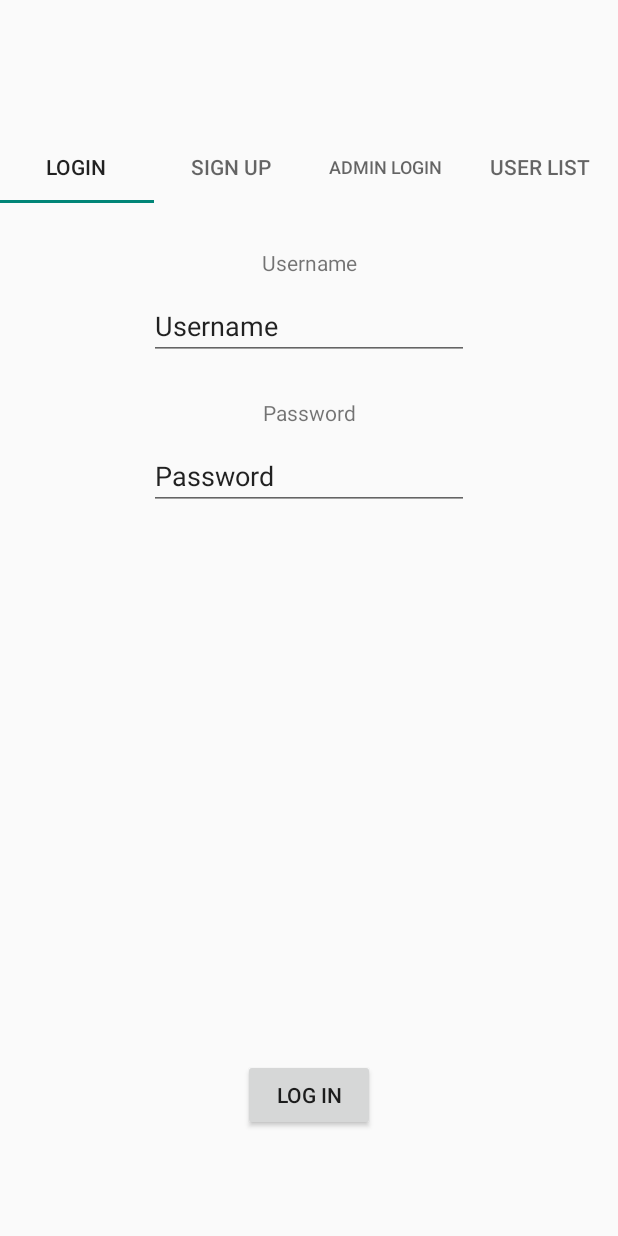
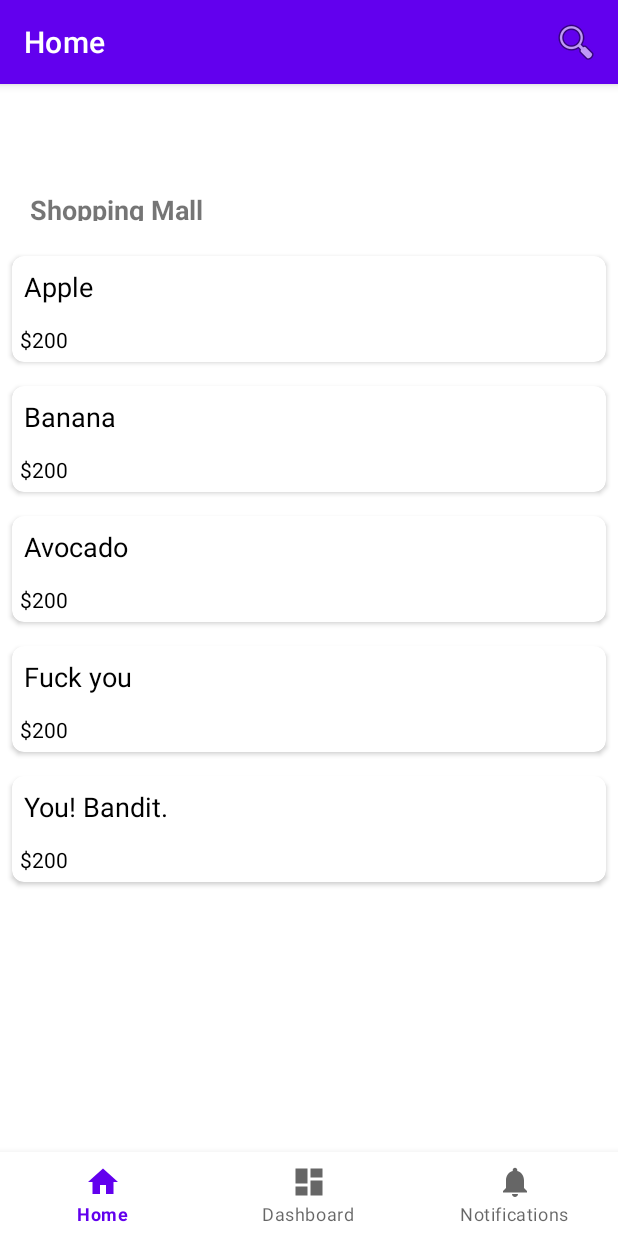
Before and after one commit to CuongPhucNguyen/MatchaShop, an Android app: the screen it shows after launch (LoginSignUp before the commit, BottomNavigationActivity after it), after a tap on "LOG IN", on a phone screen of 412 x 824 dp. Run offline under Robolectric (Android 15) with nearby library versions, the phone set to English and light mode, and no system bars; our stand-ins replace navigation-ui.

Commit message:
crash/ fatal error

```diff
--- a/app/src/main/AndroidManifest.xml
+++ b/app/src/main/AndroidManifest.xml
@@ -22,7 +22,7 @@
                 android:value="" />
         </activity>
         <activity
-            android:name=".BottomNavigationActivity"
+            android:name=".SignInLogin.BottomNavigationActivity"
             android:exported="false"
             android:label="@string/title_activity_bottom_navigation">
             <meta-data
--- a/app/src/main/java/com/example/matchashop/SignInLogin/BlankFragment.java
+++ b/app/src/main/java/com/example/matchashop/SignInLogin/BlankFragment.java
@@ -61,9 +61,10 @@ public class BlankFragment extends Fragment {
                     }
                 }
 
-                Intent intent = new Intent(fragView.getContext(), HomeFragment.class);
+                Intent intent = new Intent(fragView.getContext(), BottomNavigationActivity.class);
                 //attach some data to the intent
                 intent.putExtra("message", "Hello bottom navigation activity");
+                Log.println(Log.ASSERT, "test", "reach line 67");
 
                 startActivity(intent);
             }
--- a/app/src/main/java/com/example/matchashop/SignInLogin/ui/home/HomeFragment.java
+++ b/app/src/main/java/com/example/matchashop/SignInLogin/ui/home/HomeFragment.java
@@ -4,17 +4,34 @@ import android.os.Bundle;
 import android.view.LayoutInflater;
 import android.view.View;
 import android.view.ViewGroup;
-import android.widget.TextView;
 
 import androidx.annotation.NonNull;
 import androidx.fragment.app.Fragment;
 import androidx.lifecycle.ViewModelProvider;
 
+import android.view.Menu;
+import android.view.MenuInflater;
+import android.view.MenuItem;
+import android.widget.Toast;
+
+import androidx.appcompat.widget.SearchView;
+import androidx.recyclerview.widget.LinearLayoutManager;
+import androidx.recyclerview.widget.RecyclerView;
+
+import com.example.matchashop.R;
+import com.example.matchashop.adapters.ProductAdapter;
 import com.example.matchashop.databinding.FragmentHomeBinding;
+import com.example.matchashop.models.ProductModel;
+
+import java.util.ArrayList;
 
 public class HomeFragment extends Fragment {
 
     private FragmentHomeBinding binding;
+
+    private RecyclerView productRV;
+    private ProductAdapter adapter;
+    private ArrayList<ProductModel> productModelArrayList;
 
     public View onCreateView(@NonNull LayoutInflater inflater,
                              ViewGroup container, Bundle savedInstanceState) {
@@ -22,10 +39,22 @@ public class HomeFragment extends Fragment {
                 new ViewModelProvider(this).get(HomeViewModel.class);
 
         binding = FragmentHomeBinding.inflate(inflater, container, false);
+
+        setHasOptionsMenu(true);//Make sure you have this line of code.
         View root = binding.getRoot();
 
-        final TextView textView = binding.textHome;
-        homeViewModel.getText().observe(getViewLifecycleOwner(), textView::setText);
+
+
+
+//        this.getActivity().setContentView(R.layout.fragment_home);
+
+        // initializing our variables.
+        productRV = binding.getRoot().findViewById(R.id.idRVProducts);
+
+        // calling method to
+        // build recycler view.
+        buildRecyclerView();
+
         return root;
     }
 
@@ -34,4 +63,92 @@ public class HomeFragment extends Fragment {
         super.onDestroyView();
         binding = null;
     }
+
+
+    @Override
+    public void onCreateOptionsMenu(Menu menu, MenuInflater inflater) {
+        // below line is to get our inflater
+        // MenuInflater inflater = getMenuInflater();
+
+        // inside inflater we are inflating our menu file.
+        inflater.inflate(R.menu.search_menu, menu);
+
+        // below line is to get our menu item.
+        MenuItem searchItem = menu.findItem(R.id.actionSearch);
+
+        // getting search view of our item.
+        SearchView searchView = (SearchView) searchItem.getActionView();
+
+        // below line is to call set on query text listener method.
+        searchView.setOnQueryTextListener(new SearchView.OnQueryTextListener() {
+            @Override
+            public boolean onQueryTextSubmit(String query) {
+                return false;
+            }
+
+            @Override
+            public boolean onQueryTextChange(String newText) {
+                // inside on query text change method we are
+                // calling a method to filter our recycler view.
+                filter(newText);
+                return false;
+            }
+        });
+
+    }
+
+    private void filter(String text) {
+        // creating a new array list to filter our data.
+        ArrayList<ProductModel> filteredlist = new ArrayList<ProductModel>();
+
+        // running a for loop to compare elements.
+        for (ProductModel item : productModelArrayList) {
+            // checking if the entered string matched with any item of our recycler view.
+            if (item.getProductName().toLowerCase().contains(text.toLowerCase())) {
+                // if the item is matched we are
+                // adding it to our filtered list.
+                filteredlist.add(item);
+            }
+        }
+
+
+
+        if (filteredlist.isEmpty()) {
+            // if no item is added in filtered list we are
+            // displaying a toast message as no data found.
+            Toast.makeText(this.getContext(), "No Data Found..", Toast.LENGTH_SHORT).show();
+        } else {
+            // at last we are passing that filtered
+            // list to our adapter class.
+            adapter.filterList(filteredlist);
+        }
+    }
+
+    private void buildRecyclerView() {
+
+        // below line we are creating a new array list
+        productModelArrayList = new ArrayList<ProductModel>();
+
+        // below line is to add data to our array list.
+        productModelArrayList.add(new ProductModel("Apple"));
+        productModelArrayList.add(new ProductModel("Banana"));
+        productModelArrayList.add(new ProductModel("Avocado"));
+        productModelArrayList.add(new ProductModel("Fuck you"));
+        productModelArrayList.add(new ProductModel("You! Bandit."));
+
+        // initializing our adapter class.
+        adapter = new ProductAdapter(productModelArrayList, HomeFragment.this.getContext());
+
+        // adding layout manager to our recycler view.
+        LinearLayoutManager manager = new LinearLayoutManager(this.getContext());
+        productRV.setHasFixedSize(true);
+
+        // setting layout manager
+        // to our recycler view.
+        productRV.setLayoutManager(manager);
+
+        // setting adapter to
+        // our recycler view.
+        productRV.setAdapter(adapter);
+    }
 }
--- a/app/src/main/java/com/example/matchashop/SignInLogin/ui/notifications/NotificationsFragment.java
+++ b/app/src/main/java/com/example/matchashop/SignInLogin/ui/notifications/NotificationsFragment.java
@@ -10,7 +10,8 @@ import androidx.annotation.NonNull;
 import androidx.fragment.app.Fragment;
 import androidx.lifecycle.ViewModelProvider;
 
-import com.example.matchashop.SignInLogin.databinding.FragmentNotificationsBinding;
+
+import com.example.matchashop.databinding.FragmentNotificationsBinding;
 
 public class NotificationsFragment extends Fragment {
 
--- /dev/null
+++ b/app/src/main/java/com/example/matchashop/adapters/ProductAdapter.java
@@ -0,0 +1,69 @@
+package com.example.matchashop.adapters;
+
+import android.content.Context;
+import android.view.LayoutInflater;
+import android.view.View;
+import android.view.ViewGroup;
+import android.widget.TextView;
+import androidx.annotation.NonNull;
+import androidx.recyclerview.widget.RecyclerView;
+
+import com.example.matchashop.R;
+import com.example.matchashop.models.ProductModel;
+
+import java.util.ArrayList;
+
+public class ProductAdapter extends RecyclerView.Adapter<ProductAdapter.ViewHolder> {
+
+    // creating a variable for array list and context.
+    private ArrayList<ProductModel> productModelArrayList;
+
+    // creating a constructor for our variables.
+    public ProductAdapter(ArrayList<ProductModel> courseModelArrayList, Context context) {
+        this.productModelArrayList = courseModelArrayList;
+    }
+
+    // method for filtering our recyclerview items.
+    public void filterList(ArrayList<ProductModel> filterlist) {
+        // below line is to add our filtered
+        // list in our course array list.
+        productModelArrayList = filterlist;
+        // below line is to notify our adapter
+        // as change in recycler view data.
+        notifyDataSetChanged();
+    }
+
+    @NonNull
+    @Override
+    public ProductAdapter.ViewHolder onCreateViewHolder(@NonNull ViewGroup parent, int viewType) {
+        // below line is to inflate our layout.
+        View view = LayoutInflater.from(parent.getContext()).inflate(R.layout.product_rv_item, parent, false);
+        return new ViewHolder(view);
+    }
+
+    @Override
+    public void onBindViewHolder(@NonNull ProductAdapter.ViewHolder holder, int position) {
+        // setting data to our views of recycler view.
+        ProductModel model = productModelArrayList.get(position);
+        holder.productNameTV.setText(model.getProductName());
+        holder.productPriceTV.setText(model.getProductPrice());
+    }
+
+    @Override
+    public int getItemCount() {
+        // returning the size of array list.
+        return productModelArrayList.size();
+    }
+
+    public static class ViewHolder extends RecyclerView.ViewHolder {
+        // creating variables for our views.
+        private final TextView productNameTV;
+        private final TextView productPriceTV;
+        public ViewHolder(@NonNull View itemView) {
+            super(itemView);
+            // initializing our views with their ids.
+            productNameTV = itemView.findViewById(R.id.idTVProductName);
+            productPriceTV = itemView.findViewById(R.id.idTVProductPrice);
+        }
+    }
+}
--- /dev/null
+++ b/app/src/main/java/com/example/matchashop/models/ProductModel.java
@@ -0,0 +1,57 @@
+package com.example.matchashop.models;
+
+public class ProductModel {
+
+    private String productName;
+    private String productPhotoTitle;
+    private String productPrice;
+    private String productDescription;
+
+    // creating constructor for our variables.
+    public ProductModel(String productName, String productPhotoTitle, String productPrice, String productDescription) {
+        this.productName = productName;
+        this.productPhotoTitle = productPhotoTitle;
+        this.productPrice = productPrice;
+        this.productDescription = productDescription;
+    }
+    public ProductModel(String productName) {
+        this.productName = productName;
+        this.productPhotoTitle = "";
+        this.productPrice = "$200";
+        this.productDescription = "";
+    }
+
+    public String getProductName() {
+        return productName;
+    }
+
+    public void setProductName(String productName) {
+        this.productName = productName;
+    }
+
+    public String getProductPhotoTitle() {
+        return productPhotoTitle;
+    }
+
+    public void setProductPhotoTitle(String productPhotoTitle) {
+        this.productPhotoTitle = productPhotoTitle;
+    }
+
+    public String getProductPrice() {
+        return productPrice;
+    }
+
+    public void setProductPrice(String productPrice) {
+        this.productPrice = productPrice;
+    }
+
+    public String getProductDescription() {
+        return productDescription;
+    }
+
+    public void setProductDescription(String productDescription) {
+        this.productDescription = productDescription;
+    }
+
+
+}
--- /dev/null
+++ b/app/src/main/res/drawable/ic_baseline_search_24.xml
@@ -0,0 +1,5 @@
+<vector android:height="24dp" android:tint="#000000"
+    android:viewportHeight="24" android:viewportWidth="24"
+    android:width="24dp" xmlns:android="http://schemas.android.com/apk/res/android">
+    <path android:fillColor="@android:color/white" android:pathData="M15.5,14h-0.79l-0.28,-0.27C15.41,12.59 16,11.11 16,9.5 16,5.91 13.09,3 9.5,3S3,5.91 3,9.5 5.91,16 9.5,16c1.61,0 3.09,-0.59 4.23,-1.57l0.27,0.28v0.79l5,4.99L20.49,19l-4.99,-5zM9.5,14C7.01,14 5,11.99 5,9.5S7.01,5 9.5,5 14,7.01 14,9.5 11.99,14 9.5,14z"/>
+</vector>
--- /dev/null
+++ b/app/src/main/res/drawable/ic_baseline_shopping_cart_24.xml
@@ -0,0 +1,5 @@
+<vector android:height="24dp" android:tint="#000000"
+    android:viewportHeight="24" android:viewportWidth="24"
+    android:width="24dp" xmlns:android="http://schemas.android.com/apk/res/android">
+    <path android:fillColor="@android:color/white" android:pathData="M7,18c-1.1,0 -1.99,0.9 -1.99,2S5.9,22 7,22s2,-0.9 2,-2 -0.9,-2 -2,-2zM1,2v2h2l3.6,7.59 -1.35,2.45c-0.16,0.28 -0.25,0.61 -0.25,0.96 0,1.1 0.9,2 2,2h12v-2L7.42,15c-0.14,0 -0.25,-0.11 -0.25,-0.25l0.03,-0.12 0.9,-1.63h7.45c0.75,0 1.41,-0.41 1.75,-1.03l3.58,-6.49c0.08,-0.14 0.12,-0.31 0.12,-0.48 0,-0.55 -0.45,-1 -1,-1L5.21,4l-0.94,-2L1,2zM17,18c-1.1,0 -1.99,0.9 -1.99,2s0.89,2 1.99,2 2,-0.9 2,-2 -0.9,-2 -2,-2z"/>
+</vector>
--- a/app/src/main/res/layout/fragment_home.xml
+++ b/app/src/main/res/layout/fragment_home.xml
@@ -1,22 +1,56 @@
 <?xml version="1.0" encoding="utf-8"?>
-<androidx.constraintlayout.widget.ConstraintLayout xmlns:android="http://schemas.android.com/apk/res/android"
+<LinearLayout xmlns:android="http://schemas.android.com/apk/res/android"
     xmlns:app="http://schemas.android.com/apk/res-auto"
-    xmlns:tools="http://schemas.android.com/tools"
     android:layout_width="match_parent"
     android:layout_height="match_parent"
-    tools:context=".SignInLogin.ui.home.HomeFragment">
+    android:orientation="vertical">
+    <Space
+        android:layout_width="match_parent"
+        android:layout_height="15dp" />
 
-    <TextView
-        android:id="@+id/text_home"
+    <LinearLayout
         android:layout_width="match_parent"
-        android:layout_height="wrap_content"
-        android:layout_marginStart="8dp"
-        android:layout_marginTop="8dp"
-        android:layout_marginEnd="8dp"
-        android:textAlignment="center"
-        android:textSize="20sp"
-        app:layout_constraintBottom_toBottomOf="parent"
-        app:layout_constraintEnd_toEndOf="parent"
-        app:layout_constraintStart_toStartOf="parent"
-        app:layout_constraintTop_toTopOf="parent" />
-</androidx.constraintlayout.widget.ConstraintLayout>
+        android:layout_height="20dp"
+        android:gravity="center_horizontal"
+        android:layout_marginStart="20dp">
+
+        <LinearLayout
+            android:layout_width="match_parent"
+            android:layout_height="wrap_content"
+            android:layout_weight="1"
+            android:orientation="vertical">
+
+            <TextView
+                android:layout_width="wrap_content"
+                android:layout_height="wrap_content"
+                android:text="Shopping Mall"
+                android:textSize="18dp"
+                android:textStyle="bold">
+
+            </TextView>
+
+
+        </LinearLayout>
+
+    </LinearLayout>
+
+    <Space
+        android:layout_width="match_parent"
+        android:layout_height="15dp" />
+
+
+    <RelativeLayout
+        android:layout_width="match_parent"
+        android:layout_height="match_parent">
+
+        <!-- recycler view to display our data -->
+        <androidx.recyclerview.widget.RecyclerView
+            android:id="@+id/idRVProducts"
+            android:layout_width="match_parent"
+            android:layout_height="match_parent" />
+    </RelativeLayout>
+
+
+
+
+</LinearLayout>
--- /dev/null
+++ b/app/src/main/res/layout/product_rv_item.xml
@@ -0,0 +1,35 @@
+<?xml version="1.0" encoding="utf-8"?>
+<androidx.cardview.widget.CardView
+    xmlns:android="http://schemas.android.com/apk/res/android"
+    xmlns:app="http://schemas.android.com/apk/res-auto"
+    android:layout_width="match_parent"
+    android:layout_height="wrap_content"
+    android:layout_margin="8dp"
+    android:elevation="8dp"
+    app:cardCornerRadius="8dp">
+
+    <RelativeLayout
+        android:layout_width="match_parent"
+        android:layout_height="wrap_content">
+
+        <!-- text view for our course name -->
+        <TextView
+            android:id="@+id/idTVProductName"
+            android:layout_width="match_parent"
+            android:layout_height="wrap_content"
+            android:padding="8dp"
+            android:text="Product Name"
+            android:textColor="@color/black"
+            android:textSize="18sp" />
+
+        <!-- text view for our course description -->
+        <TextView
+            android:id="@+id/idTVProductPrice"
+            android:layout_width="match_parent"
+            android:layout_height="wrap_content"
+            android:layout_below="@id/idTVProductName"
+            android:padding="5dp"
+            android:text="Product Price"
+            android:textColor="@color/black" />
+    </RelativeLayout>
+</androidx.cardview.widget.CardView>
--- /dev/null
+++ b/app/src/main/res/menu/search_menu.xml
@@ -0,0 +1,15 @@
+<?xml version="1.0" encoding="utf-8"?>
+<menu xmlns:android="http://schemas.android.com/apk/res/android"
+    xmlns:app="http://schemas.android.com/apk/res-auto"
+    android:layout_width="match_parent"
+    android:layout_height="match_parent"
+    android:orientation="vertical">
+
+    <!-- item for our search view with its id -->
+    <item
+        android:id="@+id/actionSearch"
+        android:icon="@android:drawable/ic_menu_search"
+        android:title="Search"
+        app:actionViewClass="androidx.appcompat.widget.SearchView"
+        app:showAsAction="collapseActionView|ifRoom" />
+</menu>
```
